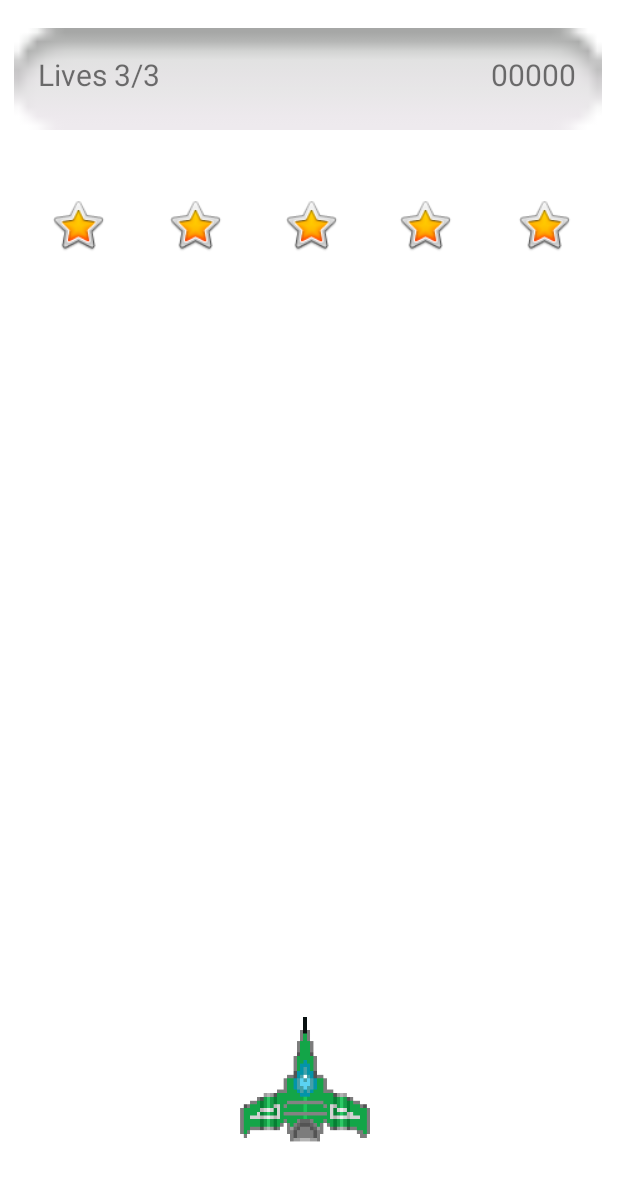
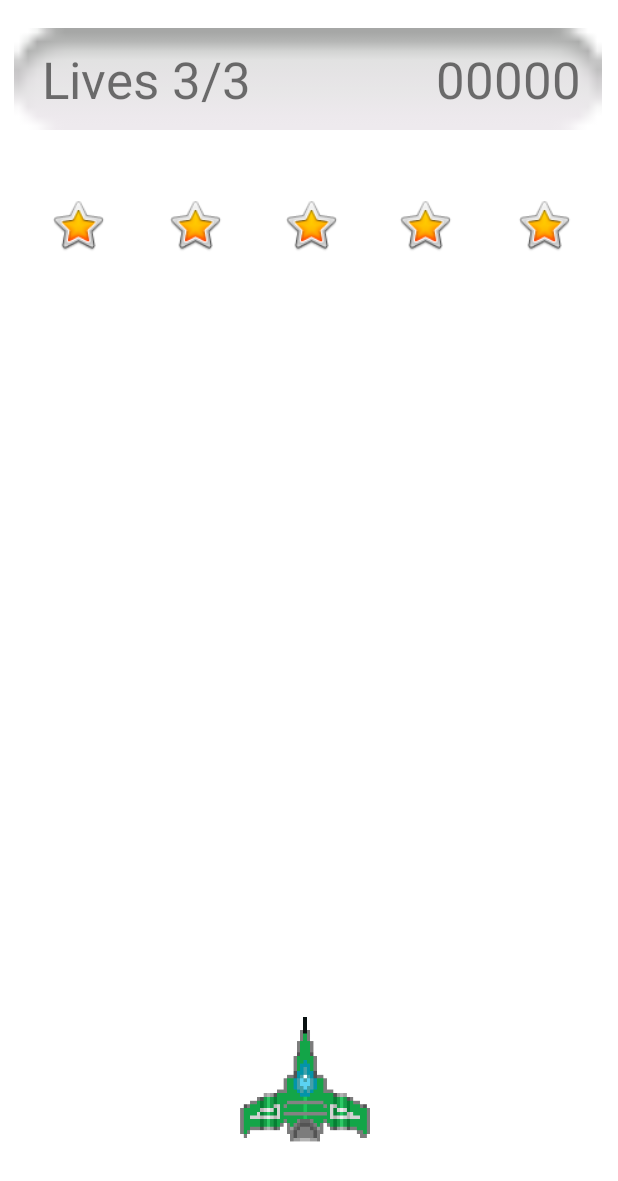
Before and after one commit to zalewskip123/projekt_aplikacji_mobilnej_space_bullet_game, an Android app: the Game screen opened directly, with no data from a screen before it, on a phone screen of 412 x 824 dp. Shown: the top 1181 px of the screen. Run offline under Robolectric (Android 15) with nearby library versions, the phone set to English and light mode, and no system bars.

Commit message:
Modify game layout

```diff
--- a/app/src/main/res/layout/game.xml
+++ b/app/src/main/res/layout/game.xml
@@ -21,24 +21,26 @@
 
     <TextView
         android:id="@+id/healthView"
-        android:layout_width="wrap_content"
-        android:layout_height="wrap_content"
-        android:layout_marginTop="36dp"
+        android:layout_width="160dp"
+        android:layout_height="39dp"
+        android:layout_marginTop="30dp"
         android:text="Lives 3/3"
-        android:textSize="20sp"
+        android:textAlignment="center"
+        android:textSize="34sp"
         app:layout_constraintEnd_toStartOf="@+id/scoresView"
-        app:layout_constraintHorizontal_bias="0.102"
+        app:layout_constraintHorizontal_bias="0.14"
         app:layout_constraintStart_toStartOf="parent"
         app:layout_constraintTop_toTopOf="parent" />
 
     <TextView
         android:id="@+id/scoresView"
-        android:layout_width="wrap_content"
-        android:layout_height="wrap_content"
-        android:layout_marginTop="36dp"
-        android:layout_marginEnd="28dp"
+        android:layout_width="114dp"
+        android:layout_height="39dp"
+        android:layout_marginTop="30dp"
+        android:layout_marginEnd="16dp"
         android:text="00000"
-        android:textSize="20sp"
+        android:textAlignment="center"
+        android:textSize="34sp"
         app:layout_constraintEnd_toEndOf="parent"
         app:layout_constraintTop_toTopOf="parent" />
 
```
